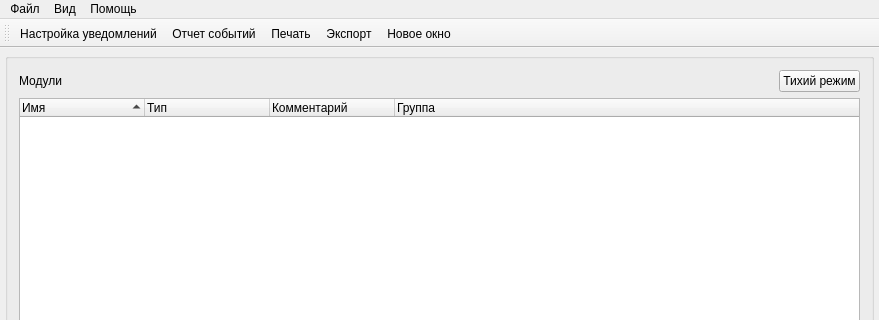
Old version of the form src/SVMonitor/forms/mainwin.ui in the repository Tyill/SVisual; both pictures show x 0 to 879 and y 0 to 320 of the 879 by 613 pixel window.
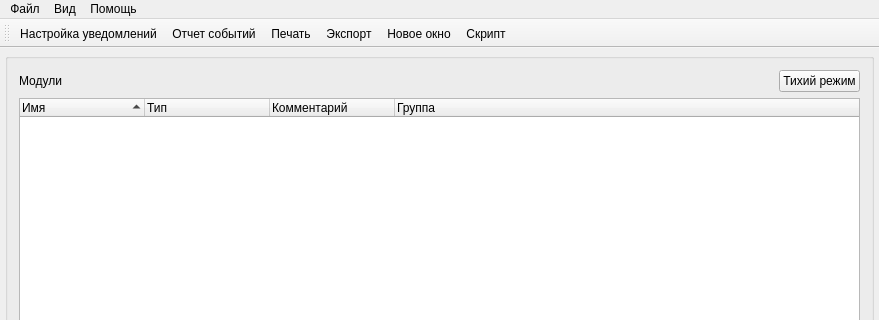
New version of the form. Icons and pictures are not drawn. Custom widgets are drawn as their Qt base class.

Commit message: SVScript -develop

Patch:
```diff
--- a/src/SVMonitor/forms/mainwin.ui
+++ b/src/SVMonitor/forms/mainwin.ui
@@ -243,6 +243,7 @@
    <addaction name="actionPrint"/>
    <addaction name="actionExport"/>
    <addaction name="actionNewWin"/>
+   <addaction name="actionScript"/>
   </widget>
   <action name="actionOpen">
    <property name="icon">
@@ -362,6 +363,15 @@
     <string>Ctrl+2</string>
    </property>
   </action>
+  <action name="actionScript">
+   <property name="icon">
+    <iconset resource="../resources/resource.qrc">
+     <normaloff>:/SVMonitor/images/script.png</normaloff>:/SVMonitor/images/script.png</iconset>
+   </property>
+   <property name="text">
+    <string>Скрипт</string>
+   </property>
+  </action>
  </widget>
  <layoutdefault spacing="6" margin="11"/>
  <customwidgets>
```
The commit also changes 11 other files.
